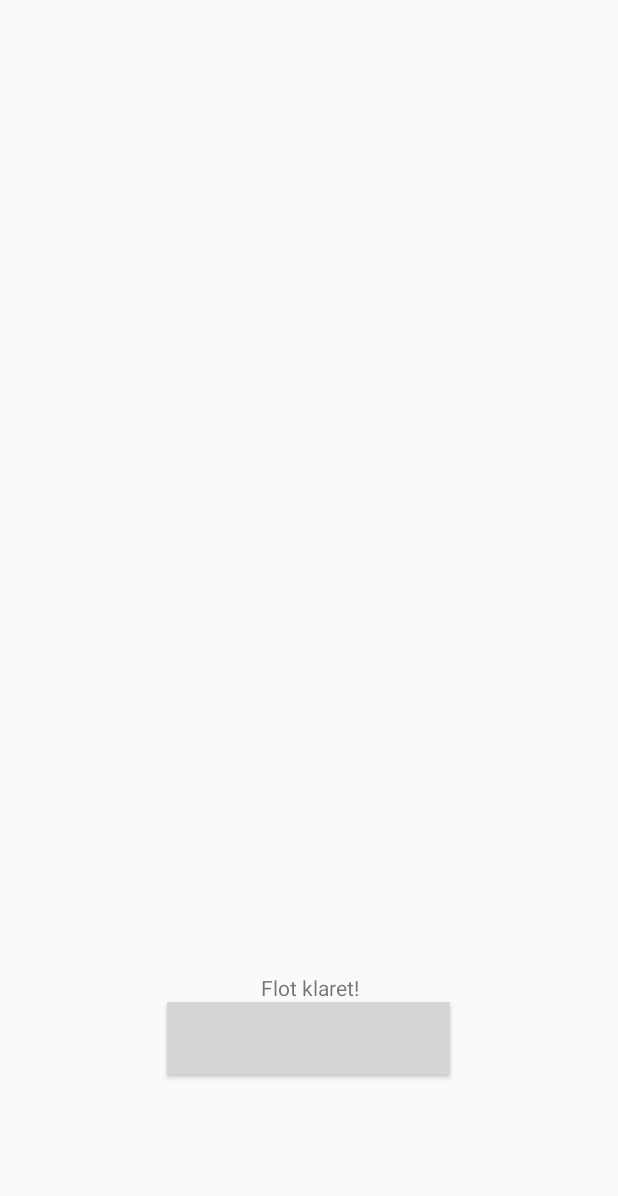
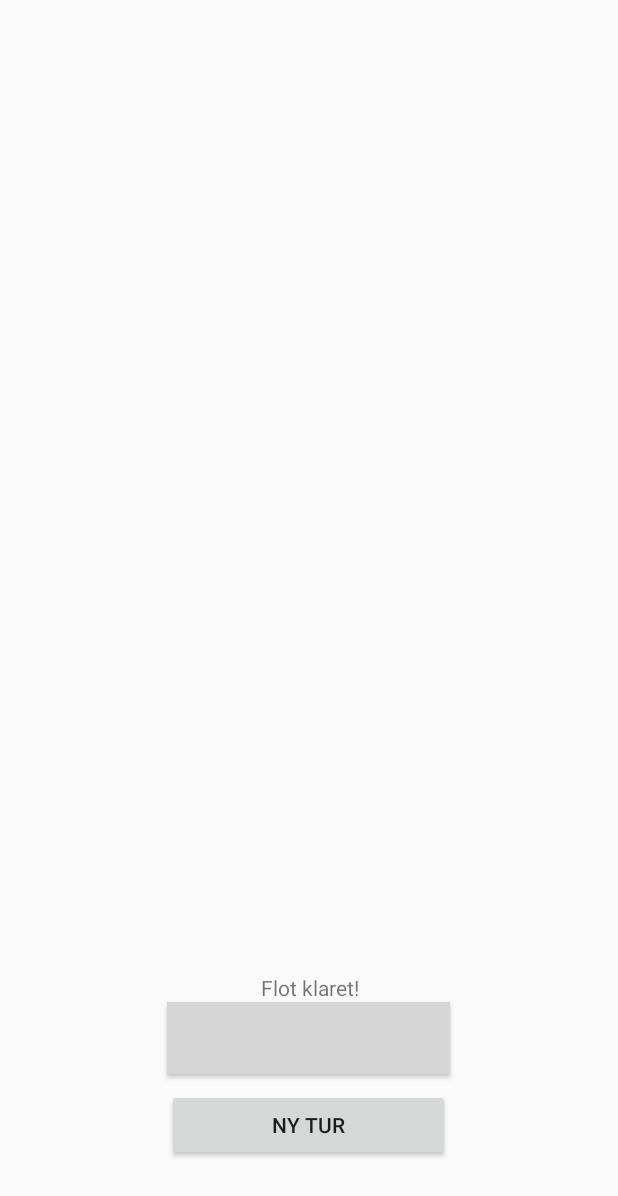
Before and after one commit to Djaa9/SMAP_ThemeProject, an Android app: the WalkDoneActivity screen opened directly, with no data from a screen before it, on a phone screen of 412 x 824 dp. Shown: the top 1196 px of the screen. Run offline under Robolectric (Android 15) with nearby library versions, the phone set to English and light mode, and no system bars; libraries missing offline, so code that uses them is left out: com.facebook, com.facebook.share; 10 statements that could not run were skipped; grey boxes are pictures that could not be loaded.

Commit message:
After sharing on facebook the WalkDoneActivity is now automatically closed. A button has also been added to the activity to close it. Comments has been added to the code.

```diff
--- a/app/src/main/java/djaa9/dk/thepage/smap_themeproject/IntroActivity.java
+++ b/app/src/main/java/djaa9/dk/thepage/smap_themeproject/IntroActivity.java
@@ -25,8 +25,8 @@ public class IntroActivity extends Activity {
     }
 
     public void StartWalk(View view) {
+        //Start new activity
         Intent intent = new Intent(this, WalkingActivity.class);
-
         startActivity(intent);
     }
 }
--- a/app/src/main/java/djaa9/dk/thepage/smap_themeproject/LoginActivity.java
+++ b/app/src/main/java/djaa9/dk/thepage/smap_themeproject/LoginActivity.java
@@ -19,6 +19,7 @@ public class LoginActivity extends Activity {
 
     private CallbackManager facebookCallbackManager;
 
+    //Handle callback from facebook login.
     private FacebookCallback<LoginResult> facebookLoginCallback = new FacebookCallback<LoginResult>() {
         @Override
         public void onSuccess(LoginResult loginResult) {
@@ -72,8 +73,8 @@ public class LoginActivity extends Activity {
     }
 
     public void NavigateToNext(View view) {
+        //Start next activity
         Intent intent = new Intent(this, IntroActivity.class);
-
         startActivity(intent);
     }
 }
--- a/app/src/main/java/djaa9/dk/thepage/smap_themeproject/WalkDoneActivity.java
+++ b/app/src/main/java/djaa9/dk/thepage/smap_themeproject/WalkDoneActivity.java
@@ -33,10 +33,12 @@ public class WalkDoneActivity extends Activity {
     private String donationAmount;
     private String routeMapUrl;
 
+    //Handle callback from facebook share.
     private FacebookCallback<Sharer.Result> facebookShareCallback = new FacebookCallback<Sharer.Result>() {
         @Override
         public void onSuccess(Sharer.Result result) {
-            //Successfully shared - currently not handled
+            //Successfully shared - Close this activity to go back to IntroActivity.
+            finish();
         }
 
         @Override
@@ -78,26 +80,27 @@ public class WalkDoneActivity extends Activity {
                 " kroner til forskning mod kræft!");
 
 
-        //Set map image to map from url (uses another thread)
+        //Set map image to map from url (uses another thread (task))
         LoadMapFromUrlTask loadMapFromUrlTask = new LoadMapFromUrlTask();
         loadMapFromUrlTask.execute();
 
         //Initialize callback manager for facebook share functionality
         facebookCallbackManager = CallbackManager.Factory.create();
 
-        //Handle share dialog
+        //Create share dialog and register callback funtion
         facebookShareDialog = new ShareDialog(this);
         facebookShareDialog.registerCallback(facebookCallbackManager, facebookShareCallback);
 
     }
 
+    //Async task to load image as Drawable from an URL.
+    // This must use an AsyncTask because network stream can't behandled on the main thread (prevents lag).
     private class LoadMapFromUrlTask extends AsyncTask<String, Void, Drawable> {
 
-
+        //Called when execute is called on the async task. (Runs on another thread)
         @Override
         protected Drawable doInBackground(String... params) {
             try {
-                //(Runs on another thread)
                 //Get image from url.
                 InputStream stream = (InputStream) new URL(routeMapUrl).getContent();
                 Drawable mapDrawable = Drawable.createFromStream(stream, "src");
@@ -108,10 +111,10 @@ public class WalkDoneActivity extends Activity {
             }
         }
 
+        //Called when the doInBackground returns (Runs on main thread)
         @Override
         protected void onPostExecute(Drawable drawable) {
             super.onPostExecute(drawable);
-            //(Runs on main thread)
             //Find ImageView and let it show the map
             ImageView mapImage = (ImageView) findViewById(R.id.map_image);
             mapImage.setImageDrawable(drawable);
@@ -119,7 +122,7 @@ public class WalkDoneActivity extends Activity {
     }
 
     public void ShareContent(View v){
-
+        //Create share content for the facebook share - uses text, link and an image from URL.
         if (ShareDialog.canShow(ShareLinkContent.class)) {
             ShareLinkContent linkContent = new ShareLinkContent.Builder()
                     .setContentTitle(getString(R.string.facebook_share_title))
@@ -132,18 +135,24 @@ public class WalkDoneActivity extends Activity {
                     .setContentUrl(Uri.parse(getString(R.string.facebook_share_link)))
                     .build();
 
+            //Open facebook share diaglog based on the created content
             facebookShareDialog.show(linkContent);
         }
     };
 
     public Profile getCurrentProfile(){
-
         //Get current facebook profile
         return Profile.getCurrentProfile();
     };
 
     public void SaveWalk(Profile profile){
         //Save data with data with: profile.getId(); distanceTraveled; donationAmount;
+        //ToDo!
+    };
+
+    public void EndActivity(View v){
+        //Close this activity
+        finish();
     };
 
     @Override
--- a/app/src/main/res/layout/activity_walk_done.xml
+++ b/app/src/main/res/layout/activity_walk_done.xml
@@ -42,4 +42,17 @@
         android:layout_above="@+id/walk_message"
         android:layout_alignParentTop="true" />
 
+    <Button
+        android:layout_width="wrap_content"
+        android:layout_height="wrap_content"
+        android:text="Ny tur"
+        android:id="@+id/new_button"
+        android:onClick="EndActivity"
+        android:layout_marginBottom="34dp"
+        android:layout_alignParentBottom="true"
+        android:layout_alignLeft="@+id/share_button"
+        android:layout_alignStart="@+id/share_button"
+        android:layout_alignRight="@+id/share_button"
+        android:layout_alignEnd="@+id/share_button" />
+
 </RelativeLayout>
--- a/app/src/main/res/values/strings.xml
+++ b/app/src/main/res/values/strings.xml
@@ -16,7 +16,7 @@
     <string name="google_maps_key">AIzaSyBb9tlg0wZQycFLAquPgHUrD35AEV8TGjY</string>
     <string name="facebook_app_id">100159500322636</string>
     <string name="facebook_share_title">Jeg har gået imod kræft!</string>
-    <string name="facebook_share_link">http://cancer4ever.dk</string>
+    <string name="facebook_share_link">http://inmysteps.dk</string>
     <string name="login_message">Log ind med din facebookprofil</string>
     <string name="intro_explanation">Begynd din gåtur nedenfor og hjælp forskningen mod kræft!</string>
 </resources>
```
Also changed, not shown: 1 other file.
